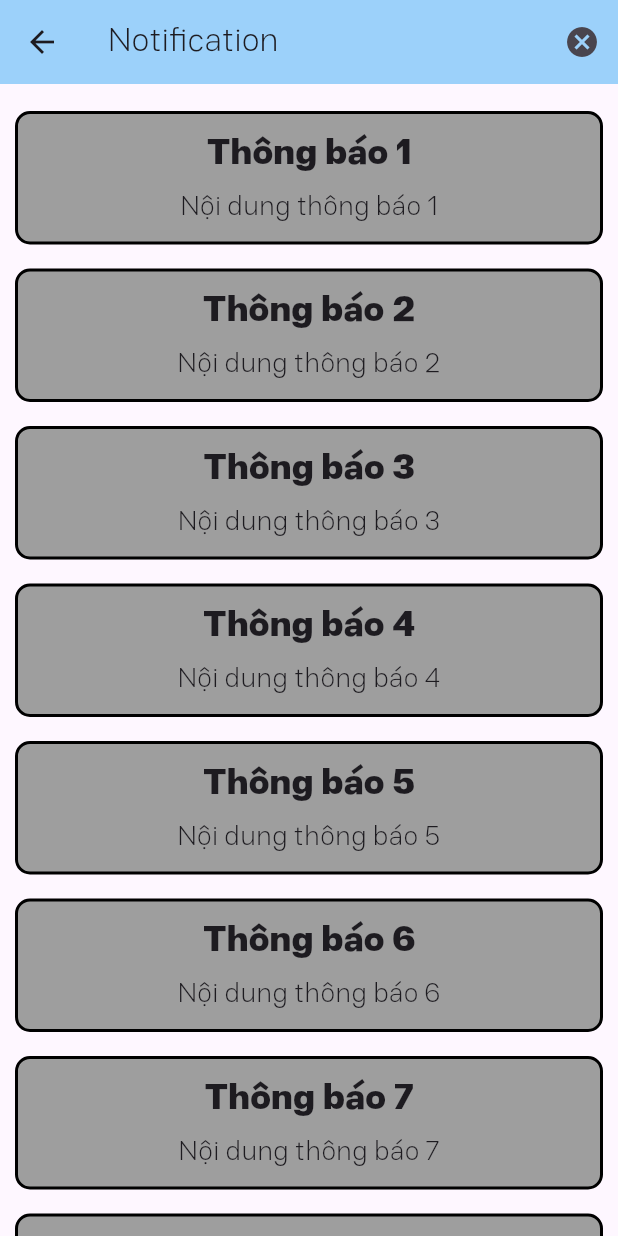
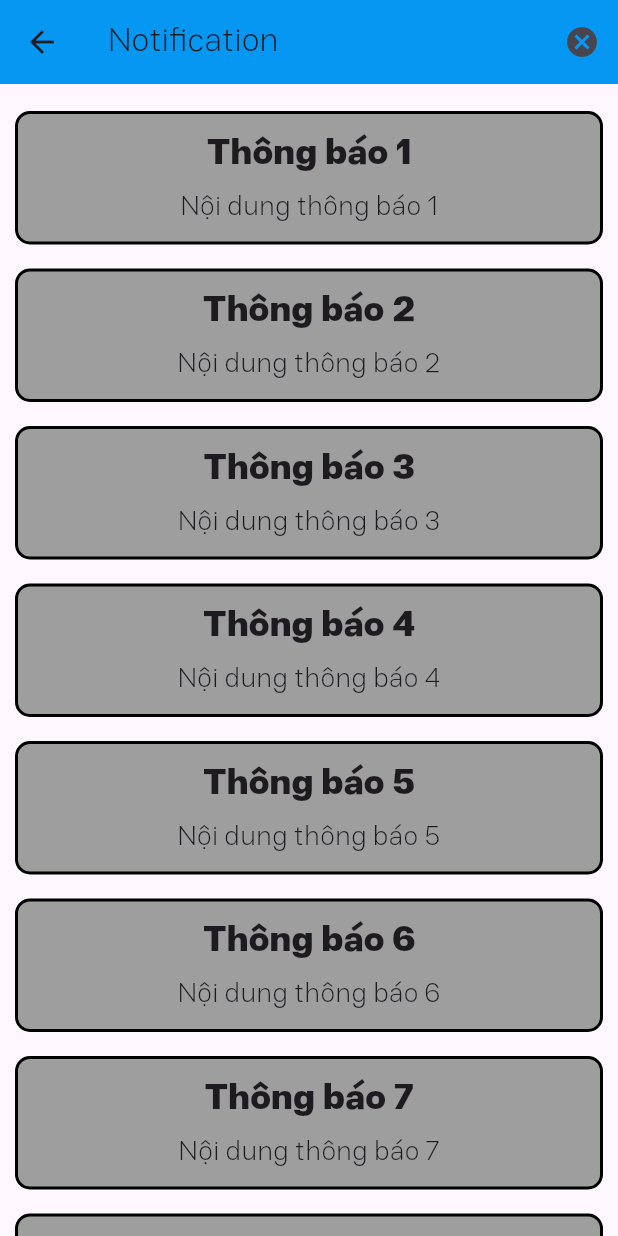
Before and after one commit to vongola-le/DoAn_Nhung, a Flutter app: the TB_Screen screen opened by its route, on a phone screen of 412 x 824 dp. Run offline on Flutter 3.47's test engine with Material 2 defaults, Android fonts, the phone set to English and light mode, and no system bars; our stand-ins replace carousel_slider.

Commit message:
Update 21/11 (2)
chỉnh sửa lại HD_Screen

```diff
--- a/DoAn/app_smart_house/lib/HD_Screen.dart
+++ b/DoAn/app_smart_house/lib/HD_Screen.dart
@@ -29,8 +29,7 @@ class _TrangThaiState extends State<Picture> {
         onPressed: () {},
         shape: RoundedRectangleBorder(borderRadius: BorderRadius.circular(20.0)),
         backgroundColor: Colors.transparent,
-        foregroundColor: Colors.transparent,
-        child: const  Text('SKIP',style: TextStyle(color: Colors.blue,fontSize: 18),),
+        child: const  Text('SKIP',style: TextStyle(color: Colors.cyan,fontSize: 18),),
       ),
       floatingActionButtonLocation: FloatingActionButtonLocation.miniEndTop,
       body: SingleChildScrollView(
@@ -87,7 +86,7 @@ class _TrangThaiState extends State<Picture> {
         height: 10.0,
         decoration: BoxDecoration(
           shape: BoxShape.circle,
-          color: _currentIndex == index ? Colors.blue : Colors.grey,
+          color: _currentIndex == index ? Colors.cyan : Colors.grey,
         ),
       ),
     );
--- a/DoAn/app_smart_house/lib/TB_Screen.dart
+++ b/DoAn/app_smart_house/lib/TB_Screen.dart
@@ -45,7 +45,7 @@ class TB_Screen extends StatelessWidget {
     return Scaffold(
       appBar: AppBar(
         title: Text('Notification'),
-        backgroundColor: const Color.fromARGB(100, 5, 151, 242),
+        backgroundColor: const Color(0xFF0597F2),
         actions: [
           IconButton(onPressed: (){}, icon: Icon(Icons.cancel))
         ],
```
Also changed, not shown: 2 other files.
